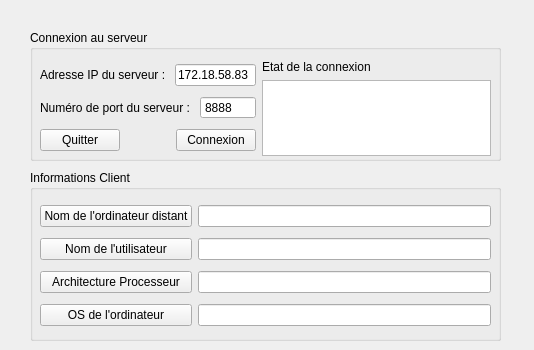
Above: 08_QT/03_ConnectionUDPTCP/ClientTcp/clientwidget.ui from cbourgouin/Apprendre_CPP before the change. Below: the same form after it.
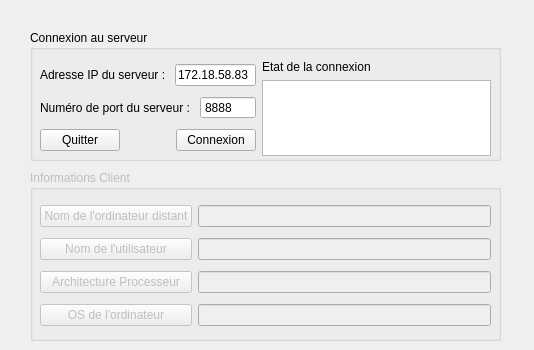
That is the form after the change.

```diff
--- a/08_QT/03_ConnectionUDPTCP/ClientTcp/clientwidget.ui
+++ b/08_QT/03_ConnectionUDPTCP/ClientTcp/clientwidget.ui
@@ -139,6 +139,9 @@
    </widget>
   </widget>
   <widget class="QGroupBox" name="groupBoxClient">
+   <property name="enabled">
+    <bool>false</bool>
+   </property>
    <property name="geometry">
     <rect>
      <x>30</x>
@@ -150,7 +153,7 @@
    <property name="title">
     <string>Informations Client</string>
    </property>
-   <widget class="QWidget" name="">
+   <widget class="QWidget" name="layoutWidget">
     <property name="geometry">
      <rect>
       <x>10</x>
```
Left out of the diff: 2 changed lines with no effect on the pictures.
